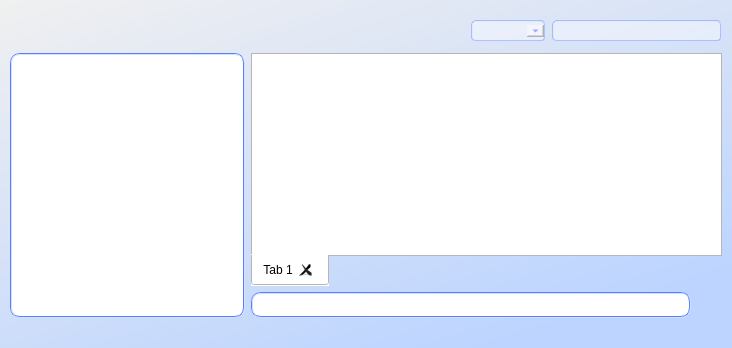
First picture: the form in bin/data/ui/communications.ui, repository realXtend/tundra, before the edit.
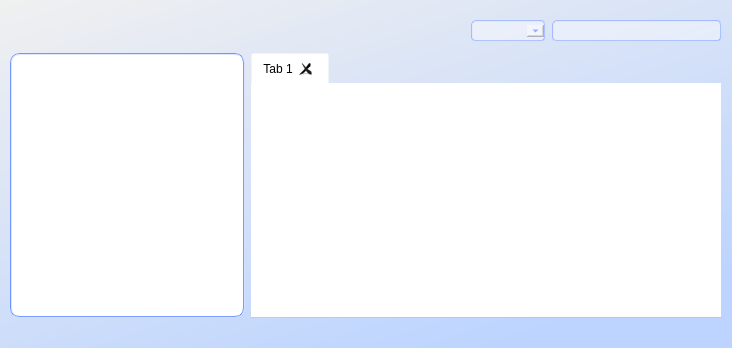
Second picture: the form after the edit.

Commit message: * New .ui files, more look and feel * Every conversation has its on QLineEdit for input * Account name now set correctly * Own name shows on chat messages correctly * No multiple tabs for same contact

```diff
--- a/bin/data/ui/communications.ui
+++ b/bin/data/ui/communications.ui
@@ -18,7 +18,7 @@
 	background-color: qlineargradient(spread:pad, x1:0, y1:0, x2:0.676, y2:1, stop:0 rgba(240, 240, 240, 255), stop:1 rgba(188, 212, 255, 255));
 }
 
-QLineEdit, QListView {
+QListView {
 color: rgb(130, 195, 255);
 background-color: rgb(255, 255, 255);
 selection-color: rgb(57, 87, 255);
@@ -428,19 +428,20 @@
             </palette>
            </property>
            <property name="styleSheet">
-            <string>background-color: rgb(255, 255, 255);</string>
+            <string>background-color: rgb(255, 255, 255);
+border-color: rgba(86, 128, 255, 200);</string>
            </property>
           </widget>
          </item>
          <item>
-          <layout class="QVBoxLayout" name="verticalLayout_3" stretch="0,0">
+          <layout class="QVBoxLayout" name="verticalLayout_3" stretch="0">
            <item>
             <widget class="QTabWidget" name="tabWidget_Conversations">
              <property name="styleSheet">
-              <string>background-color: rgb(255, 255, 255);</string>
+              <string>background-color: rgba(255, 255, 255, 0);</string>
              </property>
              <property name="tabPosition">
-              <enum>QTabWidget::South</enum>
+              <enum>QTabWidget::North</enum>
              </property>
              <property name="currentIndex">
               <number>0</number>
@@ -458,40 +459,6 @@
              </widget>
             </widget>
            </item>
-           <item>
-            <layout class="QHBoxLayout" name="horizontalLayout_4">
-             <item>
-              <widget class="QLineEdit" name="lineEdit_Message">
-               <property name="styleSheet">
-                <string>background-color: rgb(255, 255, 255);
-color: rgb(101, 122, 255);</string>
-               </property>
-               <property name="text">
-                <string/>
-               </property>
-              </widget>
-             </item>
-             <item>
-              <widget class="QPushButton" name="pushButton_Send">
-               <property name="minimumSize">
-                <size>
-                 <width>25</width>
-                 <height>23</height>
-                </size>
-               </property>
-               <property name="maximumSize">
-                <size>
-                 <width>25</width>
-                 <height>23</height>
-                </size>
-               </property>
-               <property name="flat">
-                <bool>true</bool>
-               </property>
-              </widget>
-             </item>
-            </layout>
-           </item>
           </layout>
          </item>
         </layout>
```
Left out of the diff: 5 changed lines with no effect on the pictures. The commit also changes 3 other files.
